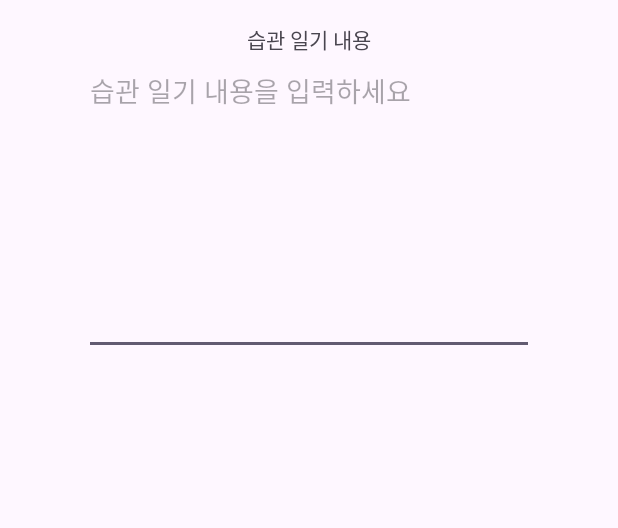
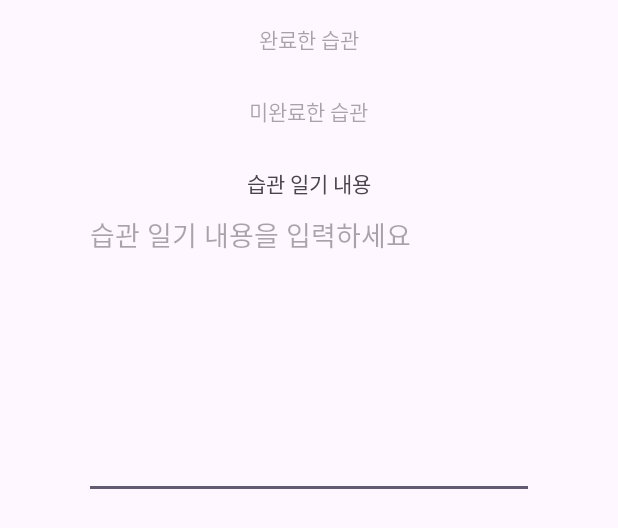
Before and after one commit to JeongrokDev/habit-management-app, an Android app: the layout dialog_diary.xml on its own in the app's theme, with its tools: preview values and no code run, on a phone screen of 412 x 824 dp. Shown: the top 528 px of the screen. Run offline under Robolectric (Android 15) with nearby library versions, the phone set to English and light mode, and no system bars.

Commit message:
Add feature to display completed/incomplete lists when writing a diary entry and implement diary deletion functionality

```diff
--- a/app/src/main/res/layout/dialog_diary.xml
+++ b/app/src/main/res/layout/dialog_diary.xml
@@ -4,6 +4,24 @@
     android:layout_width="match_parent"
     android:layout_height="wrap_content"
     android:gravity="center_horizontal">
+
+    <TextView
+        android:id="@+id/textViewCompletedhabitList"
+        android:layout_width="wrap_content"
+        android:layout_height="48dp"
+        android:paddingTop="15dp"
+        android:hint="완료한 습관"
+        android:inputType="textMultiLine"
+        android:gravity="top"/>
+
+    <TextView
+        android:id="@+id/textViewInCompletedhabitList"
+        android:layout_width="wrap_content"
+        android:layout_height="48dp"
+        android:paddingTop="15dp"
+        android:hint="미완료한 습관"
+        android:inputType="textMultiLine"
+        android:gravity="top"/>
 
     <TextView
         android:layout_width="wrap_content"
```
Also changed, not shown: app/src/main/java/com/example/habitmanagementapplication/activity/DiaryActivity.java (+10 -5 lines), app/src/main/java/com/example/habitmanagementapplication/diary/DiaryAdapter.java (+66 -10 lines), app/src/main/java/com/example/habitmanagementapplication/diary/DiaryDatabaseHelper.java (+8 -0 lines), app/src/main/java/com/example/habitmanagementapplication/habit/HabitDatabaseHelper.java (+27 -0 lines), app/src/main/java/com/example/habitmanagementapplication/progress/ProgressAdapter.java (+4 -3 lines).
